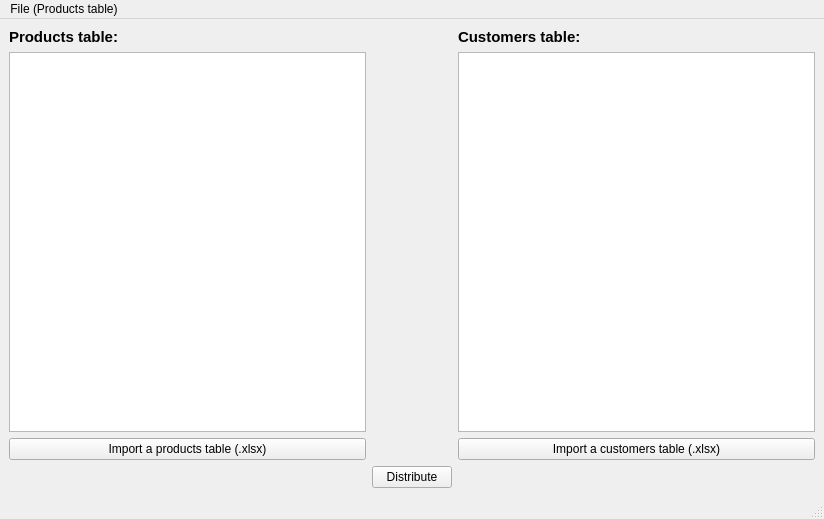
This is mainwindow.ui in VolodymirM/Avocado as Qt 5 draws it before an edit. The edited form follows.
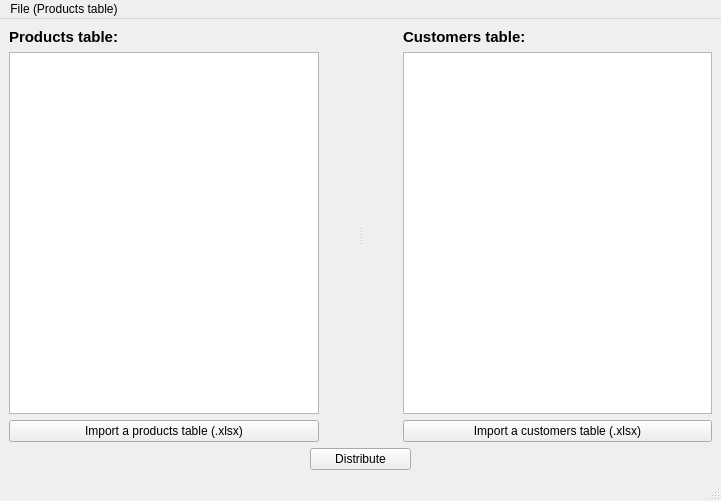
This is the edited form.

```diff
--- a/mainwindow.ui
+++ b/mainwindow.ui
@@ -6,58 +6,25 @@
    <rect>
     <x>0</x>
     <y>0</y>
-    <width>824</width>
-    <height>519</height>
+    <width>721</width>
+    <height>501</height>
    </rect>
   </property>
   <property name="windowTitle">
    <string>MainWindow</string>
   </property>
   <widget class="QWidget" name="centralwidget">
-   <layout class="QGridLayout" name="gridLayout">
-    <item row="3" column="1">
-     <widget class="QPushButton" name="pushDistribute">
-      <property name="sizePolicy">
-       <sizepolicy hsizetype="Fixed" vsizetype="Fixed">
-        <horstretch>0</horstretch>
-        <verstretch>0</verstretch>
-       </sizepolicy>
-      </property>
-      <property name="text">
-       <string>Distribute</string>
-      </property>
-     </widget>
-    </item>
-    <item row="1" column="2">
-     <widget class="QTableWidget" name="tableCustomers"/>
-    </item>
-    <item row="3" column="2">
-     <spacer name="horizontalSpacer_2">
+   <layout class="QVBoxLayout" name="verticalLayout_3">
+    <item>
+     <widget class="QSplitter" name="splitter">
       <property name="orientation">
        <enum>Qt::Orientation::Horizontal</enum>
       </property>
-      <property name="sizeHint" stdset="0">
-       <size>
-        <width>40</width>
-        <height>20</height>
-       </size>
-      </property>
-     </spacer>
-    </item>
-    <item row="3" column="0">
-     <spacer name="horizontalSpacer">
-      <property name="orientation">
-       <enum>Qt::Orientation::Horizontal</enum>
-      </property>
-      <property name="sizeHint" stdset="0">
-       <size>
-        <width>40</width>
-        <height>20</height>
-       </size>
-      </property>
-     </spacer>
-    </item>
-    <item row="0" column="0">
+      <widget class="QWidget" name="">
+       <layout class="QHBoxLayout" name="horizontalLayout">
+        <item>
+         <layout class="QVBoxLayout" name="verticalLayout">
+          <item>
      <widget class="QLabel" name="labelProduct">
       <property name="sizePolicy">
        <sizepolicy hsizetype="Preferred" vsizetype="Maximum">
@@ -70,7 +37,70 @@
       </property>
      </widget>
     </item>
-    <item row="0" column="2">
+          <item>
+           <widget class="QTableWidget" name="tableProducts">
+            <property name="sizePolicy">
+             <sizepolicy hsizetype="Expanding" vsizetype="Ignored">
+              <horstretch>0</horstretch>
+              <verstretch>0</verstretch>
+             </sizepolicy>
+            </property>
+           </widget>
+          </item>
+          <item>
+           <widget class="QPushButton" name="importProductData">
+            <property name="sizePolicy">
+             <sizepolicy hsizetype="Preferred" vsizetype="Fixed">
+              <horstretch>0</horstretch>
+              <verstretch>0</verstretch>
+             </sizepolicy>
+            </property>
+            <property name="text">
+             <string>Import a products table (.xlsx)</string>
+            </property>
+           </widget>
+          </item>
+         </layout>
+        </item>
+        <item>
+         <spacer name="horizontalSpacer_3">
+          <property name="orientation">
+           <enum>Qt::Orientation::Horizontal</enum>
+          </property>
+          <property name="sizeType">
+           <enum>QSizePolicy::Policy::Fixed</enum>
+          </property>
+          <property name="sizeHint" stdset="0">
+           <size>
+            <width>40</width>
+            <height>20</height>
+           </size>
+          </property>
+         </spacer>
+        </item>
+       </layout>
+      </widget>
+      <widget class="QWidget" name="">
+       <layout class="QHBoxLayout" name="horizontalLayout_2">
+        <item>
+         <spacer name="horizontalSpacer_4">
+          <property name="orientation">
+           <enum>Qt::Orientation::Horizontal</enum>
+          </property>
+          <property name="sizeType">
+           <enum>QSizePolicy::Policy::Fixed</enum>
+          </property>
+          <property name="sizeHint" stdset="0">
+           <size>
+            <width>40</width>
+            <height>20</height>
+           </size>
+          </property>
+         </spacer>
+        </item>
+        <item>
+         <layout class="QVBoxLayout" name="verticalLayout_2">
+          <item>
      <widget class="QLabel" name="label_2">
       <property name="sizePolicy">
        <sizepolicy hsizetype="Preferred" vsizetype="Maximum">
@@ -83,21 +113,18 @@
       </property>
      </widget>
     </item>
-    <item row="2" column="0">
-     <widget class="QPushButton" name="pushImport_pr">
+          <item>
+           <widget class="QTableWidget" name="tableCustomers">
       <property name="sizePolicy">
-       <sizepolicy hsizetype="Preferred" vsizetype="Fixed">
+             <sizepolicy hsizetype="Expanding" vsizetype="Ignored">
         <horstretch>0</horstretch>
         <verstretch>0</verstretch>
        </sizepolicy>
       </property>
-      <property name="text">
-       <string>Import a products table (.xlsx)</string>
-      </property>
-     </widget>
-    </item>
-    <item row="2" column="2">
-     <widget class="QPushButton" name="pushImport_cs">
+           </widget>
+          </item>
+          <item>
+           <widget class="QPushButton" name="importCustomerData">
       <property name="sizePolicy">
        <sizepolicy hsizetype="Preferred" vsizetype="Fixed">
         <horstretch>0</horstretch>
@@ -109,8 +136,106 @@
       </property>
      </widget>
     </item>
-    <item row="1" column="0">
-     <widget class="QTableWidget" name="tableProducts"/>
+         </layout>
+        </item>
+       </layout>
+      </widget>
+     </widget>
+    </item>
+    <item>
+     <layout class="QHBoxLayout" name="horizontalLayout_3">
+      <item>
+       <spacer name="horizontalSpacer">
+        <property name="orientation">
+         <enum>Qt::Orientation::Horizontal</enum>
+        </property>
+        <property name="sizeHint" stdset="0">
+         <size>
+          <width>37</width>
+          <height>17</height>
+         </size>
+        </property>
+       </spacer>
+      </item>
+      <item>
+       <spacer name="horizontalSpacer_5">
+        <property name="orientation">
+         <enum>Qt::Orientation::Horizontal</enum>
+        </property>
+        <property name="sizeHint" stdset="0">
+         <size>
+          <width>40</width>
+          <height>20</height>
+         </size>
+        </property>
+       </spacer>
+      </item>
+      <item>
+       <spacer name="horizontalSpacer_7">
+        <property name="orientation">
+         <enum>Qt::Orientation::Horizontal</enum>
+        </property>
+        <property name="sizeHint" stdset="0">
+         <size>
+          <width>40</width>
+          <height>20</height>
+         </size>
+        </property>
+       </spacer>
+      </item>
+      <item>
+       <widget class="QPushButton" name="distributeProducts">
+        <property name="sizePolicy">
+         <sizepolicy hsizetype="Expanding" vsizetype="Fixed">
+          <horstretch>0</horstretch>
+          <verstretch>0</verstretch>
+         </sizepolicy>
+        </property>
+        <property name="text">
+         <string>Distribute</string>
+        </property>
+       </widget>
+      </item>
+      <item>
+       <spacer name="horizontalSpacer_8">
+        <property name="orientation">
+         <enum>Qt::Orientation::Horizontal</enum>
+        </property>
+        <property name="sizeHint" stdset="0">
+         <size>
+          <width>40</width>
+          <height>20</height>
+         </size>
+        </property>
+       </spacer>
+      </item>
+      <item>
+       <spacer name="horizontalSpacer_6">
+        <property name="orientation">
+         <enum>Qt::Orientation::Horizontal</enum>
+        </property>
+        <property name="sizeHint" stdset="0">
+         <size>
+          <width>40</width>
+          <height>20</height>
+         </size>
+        </property>
+       </spacer>
+      </item>
+      <item>
+       <spacer name="horizontalSpacer_2">
+        <property name="orientation">
+         <enum>Qt::Orientation::Horizontal</enum>
+        </property>
+        <property name="sizeHint" stdset="0">
+         <size>
+          <width>37</width>
+          <height>17</height>
+         </size>
+        </property>
+       </spacer>
+      </item>
+     </layout>
     </item>
    </layout>
   </widget>
@@ -119,7 +244,7 @@
     <rect>
      <x>0</x>
      <y>0</y>
-     <width>824</width>
+     <width>721</width>
      <height>25</height>
     </rect>
    </property>
```
Left out of the diff: 7 changed lines with no effect on the pictures. Lines whose indentation alone changed are shown as unchanged.
